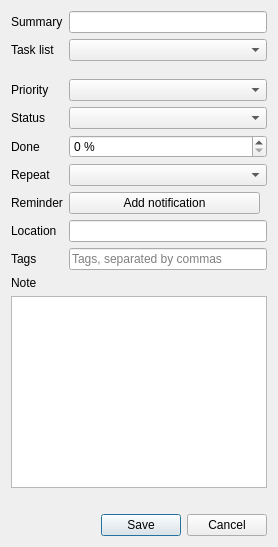
The window that src/chrono_mail/ui/forms/task_editor.ui (rob-vandenberg/chrono-mail) describes before a commit, drawn with Qt 5.
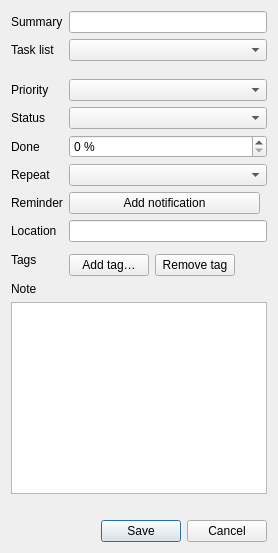
The same window after the commit.

Commit message: One list of tags with Show in edited in place in Settings Tags, the starting tags, sidebars list only tags in use with their number, the Tags box in contact and task windows, the Tags column shows only small tags, Tasks ignores a late answer about one task

Patch:
```diff
--- a/src/chrono_mail/ui/forms/task_editor.ui
+++ b/src/chrono_mail/ui/forms/task_editor.ui
@@ -152,11 +152,42 @@
       </widget>
      </item>
      <item row="10" column="1">
-      <widget class="QLineEdit" name="tags">
-       <property name="placeholderText">
-        <string>Tags, separated by commas</string>
-       </property>
-      </widget>
+      <layout class="QVBoxLayout" name="tagsColumn">
+       <item>
+        <widget class="QWidget" name="tagBox"/>
+       </item>
+       <item>
+        <layout class="QHBoxLayout" name="tagsButtons">
+         <item>
+          <widget class="QPushButton" name="addTag">
+           <property name="text">
+            <string>Add tag…</string>
+           </property>
+          </widget>
+         </item>
+         <item>
+          <widget class="QPushButton" name="removeTag">
+           <property name="text">
+            <string>Remove tag</string>
+           </property>
+          </widget>
+         </item>
+         <item>
+          <spacer name="tagsButtonsEnd">
+           <property name="orientation">
+            <enum>Qt::Horizontal</enum>
+           </property>
+           <property name="sizeHint" stdset="0">
+            <size>
+             <width>0</width>
+             <height>0</height>
+            </size>
+           </property>
+          </spacer>
+         </item>
+        </layout>
+       </item>
+      </layout>
      </item>
     </layout>
    </item>
```
Left out of the diff: 2 changed lines with no effect on the pictures. The commit also changes 39 other files.
